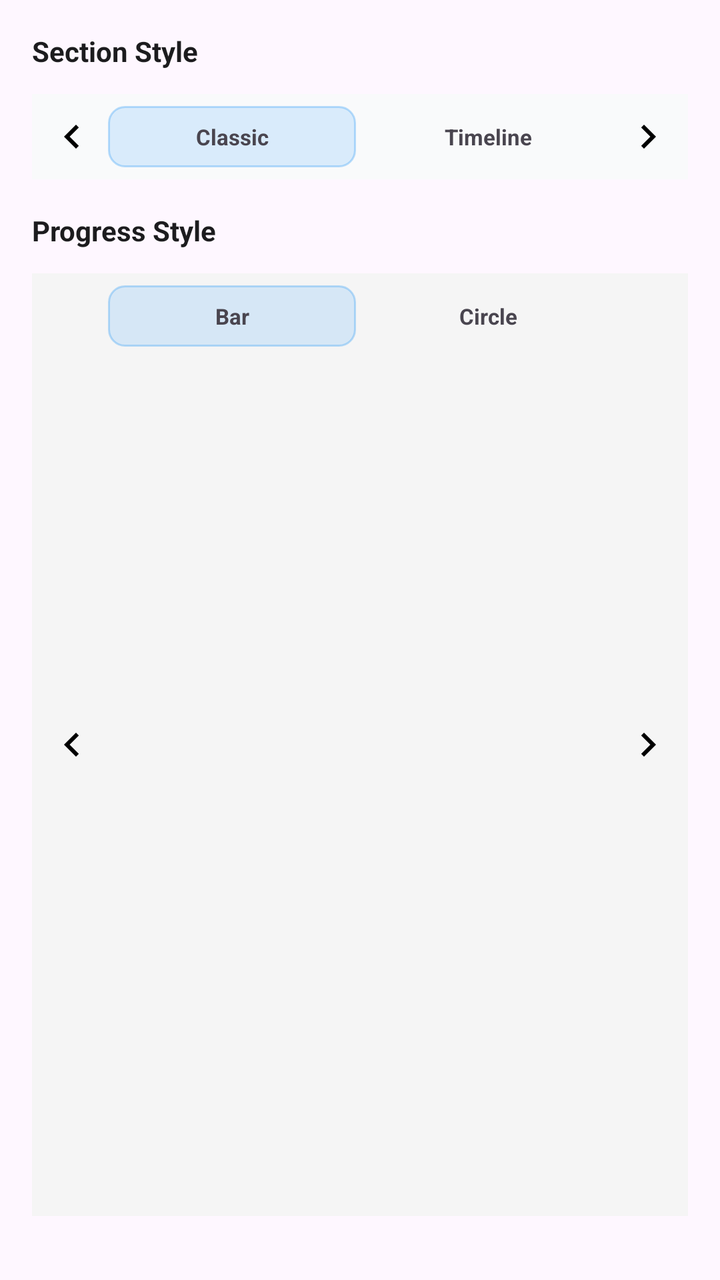
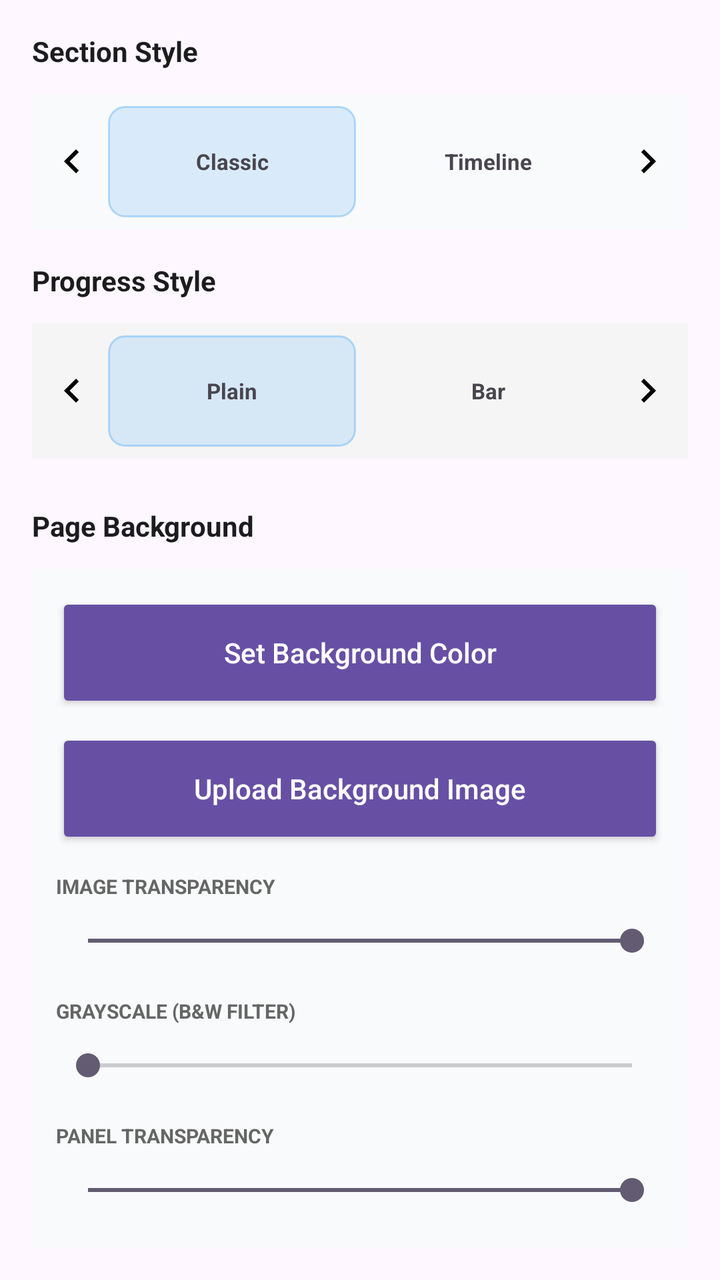

Screens rendered from an Android XML layout before and after an edit, with the pre-edit source and the edit as a unified diff.
<!-- AndroidManifest.xml: application theme Theme.MyApplication -->
<!-- res/layout/panel_page_customization.xml -->
<?xml version="1.0" encoding="utf-8"?>
<ScrollView xmlns:android="http://schemas.android.com/apk/res/android" android:layout_width="match_parent" android:layout_height="match_parent" android:background="@android:color/transparent" android:fillViewport="true">

    <LinearLayout android:layout_width="match_parent" android:layout_height="wrap_content" android:orientation="vertical" android:padding="16dp">


        
        <TextView android:layout_width="match_parent" android:layout_height="wrap_content" android:text="Section Style" android:textStyle="bold" android:textSize="14sp" android:textColor="@color/text_primary" android:layout_marginBottom="12dp"/>

        <LinearLayout android:layout_width="match_parent" android:layout_height="wrap_content" android:orientation="horizontal" android:gravity="center_vertical" android:background="@color/surface_card_nested" android:padding="4dp" android:layout_marginBottom="16dp">
            <ImageButton android:id="@+id/btn_section_prev" android:layout_width="32dp" android:layout_height="32dp" android:src="@drawable/ic_chevron_left" android:background="?attr/selectableItemBackgroundBorderless"/>

            <ViewFlipper android:id="@+id/flipper_section" android:layout_width="0dp" android:layout_height="wrap_content" android:layout_weight="1" android:inAnimation="@android:anim/slide_in_left" android:outAnimation="@android:anim/slide_out_right">
                <LinearLayout android:layout_width="match_parent" android:layout_height="wrap_content" android:orientation="horizontal">
                    <TextView android:id="@+id/txt_section_choice_0" android:layout_width="0dp" android:layout_height="wrap_content" android:layout_weight="1" android:text="Classic" android:textAlignment="center" android:padding="8dp" android:textSize="11sp" android:textStyle="bold" android:layout_margin="2dp" android:background="@drawable/shape_active_choice"/>
                    <TextView android:id="@+id/txt_section_choice_1" android:layout_width="0dp" android:layout_height="wrap_content" android:layout_weight="1" android:text="Timeline" android:textAlignment="center" android:padding="8dp" android:textSize="11sp" android:textStyle="bold" android:layout_margin="2dp"/>
                </LinearLayout>
                <LinearLayout android:layout_width="match_parent" android:layout_height="wrap_content" android:orientation="horizontal">
                    <TextView android:id="@+id/txt_section_choice_2" android:layout_width="0dp" android:layout_height="wrap_content" android:layout_weight="1" android:text="Glass" android:textAlignment="center" android:padding="8dp" android:textSize="11sp" android:textStyle="bold" android:layout_margin="2dp"/>
                    <TextView android:id="@+id/txt_section_choice_3" android:layout_width="0dp" android:layout_height="wrap_content" android:layout_weight="1" android:text="Bento" android:textAlignment="center" android:padding="8dp" android:textSize="11sp" android:textStyle="bold" android:layout_margin="2dp"/>
                </LinearLayout>
            </ViewFlipper>

            <ImageButton android:id="@+id/btn_section_next" android:layout_width="32dp" android:layout_height="32dp" android:src="@drawable/ic_chevron_right" android:background="?attr/selectableItemBackgroundBorderless"/>
        </LinearLayout>

        
        <TextView android:layout_width="match_parent" android:layout_height="wrap_content" android:text="Progress Style" android:textStyle="bold" android:textSize="14sp" android:textColor="@color/text_primary" android:layout_marginBottom="12dp"/>

        <LinearLayout android:layout_width="match_parent" android:layout_height="wrap_content" android:orientation="horizontal" android:gravity="center_vertical" android:background="#F5F5F5" android:padding="4dp" android:layout_marginBottom="16dp">
            <ImageButton android:id="@+id/btn_progress_prev" android:layout_width="32dp" android:layout_height="32dp" android:src="@drawable/ic_chevron_left" android:background="?attr/selectableItemBackgroundBorderless"/>

            <ViewFlipper android:id="@+id/flipper_progress" android:layout_width="0dp" android:layout_height="wrap_content" android:layout_weight="1" android:inAnimation="@android:anim/slide_in_left" android:outAnimation="@android:anim/slide_out_right">
                <LinearLayout android:layout_width="match_parent" android:layout_height="wrap_content" android:orientation="horizontal">
                    <TextView android:id="@+id/txt_progress_choice_0" android:layout_width="0dp" android:layout_height="wrap_content" android:layout_weight="1" android:text="Bar" android:textAlignment="center" android:padding="8dp" android:textSize="11sp" android:textStyle="bold" android:layout_margin="2dp" android:background="@drawable/shape_active_choice"/>
                    <TextView android:id="@+id/txt_progress_choice_1" android:layout_width="0dp" android:layout_height="wrap_content" android:layout_weight="1" android:text="Circle" android:textAlignment="center" android:padding="8dp" android:textSize="11sp" android:textStyle="bold" android:layout_margin="2dp"/>
                </LinearLayout>
                <LinearLayout android:layout_width="match_parent" android:layout_height="wrap_content" android:orientation="horizontal">
                    <TextView android:id="@+id/txt_progress_choice_2" android:layout_width="0dp" android:layout_height="wrap_content" android:layout_weight="1" android:text="Plain" android:textAlignment="center" android:padding="8dp" android:textSize="11sp" android:textStyle="bold" android:layout_margin="2dp"/>
                    <View android:layout_width="0dp" android:layout_height="wrap_content" android:layout_weight="1" />
                </LinearLayout>
            </ViewFlipper>

            <ImageButton android:id="@+id/btn_progress_next" android:layout_width="32dp" android:layout_height="32dp" android:src="@drawable/ic_chevron_right" android:background="?attr/selectableItemBackgroundBorderless"/>
        </LinearLayout>


        
        <TextView android:layout_width="match_parent" android:layout_height="wrap_content" android:text="Page Background" android:textStyle="bold" android:textSize="14sp" android:textColor="@color/text_primary" android:layout_marginTop="8dp" android:layout_marginBottom="12dp"/>

        <LinearLayout android:layout_width="match_parent" android:layout_height="wrap_content" android:orientation="vertical" android:background="@color/surface_card_nested" android:padding="12dp">

            <Button android:id="@+id/btn_bg_color" android:layout_width="match_parent" android:layout_height="wrap_content" android:text="Set Background Color" android:textAllCaps="false" android:layout_marginBottom="12dp" style="@style/Widget.AppCompat.Button.Colored"/>

            <Button android:id="@+id/btn_bg_image" android:layout_width="match_parent" android:layout_height="wrap_content" android:text="Upload Background Image" android:textAllCaps="false" android:layout_marginBottom="16dp" style="@style/Widget.AppCompat.Button.Colored"/>

            
            <TextView android:layout_width="match_parent" android:layout_height="wrap_content" android:text="IMAGE TRANSPARENCY" android:textSize="10sp" android:textStyle="bold" android:textColor="#666666" android:layout_marginBottom="4dp"/>
            <SeekBar android:id="@+id/seek_bg_opacity" android:layout_width="match_parent" android:layout_height="wrap_content" android:max="100" android:progress="100" android:layout_marginBottom="16dp"/>

            
            <TextView android:layout_width="match_parent" android:layout_height="wrap_content" android:text="GRAYSCALE (B&amp;W FILTER)" android:textSize="10sp" android:textStyle="bold" android:textColor="#666666" android:layout_marginBottom="4dp"/>
            <SeekBar android:id="@+id/seek_bg_grayscale" android:layout_width="match_parent" android:layout_height="wrap_content" android:max="100" android:progress="0" android:layout_marginBottom="16dp"/>

            
            <TextView android:layout_width="match_parent" android:layout_height="wrap_content" android:text="PANEL TRANSPARENCY" android:textSize="10sp" android:textStyle="bold" android:textColor="#666666" android:layout_marginBottom="4dp"/>
            <SeekBar android:id="@+id/seek_col_opacity" android:layout_width="match_parent" android:layout_height="wrap_content" android:max="100" android:progress="100"/>

        </LinearLayout>

    </LinearLayout>
</ScrollView>
<!-- resources referenced by this layout -->
<resources>
  <color name="surface_card_nested">#F9FAFB</color>
  <color name="text_primary">#1C1C1E</color>
  <!-- drawable ic_chevron_left (drawable) -->
  <vector xmlns:android="http://schemas.android.com/apk/res/android" android:width="24dp" android:height="24dp" android:viewportWidth="24" android:viewportHeight="24">
      <path android:fillColor="#FF000000" android:pathData="M15.41,7.41L14,6l-6,6 6,6 1.41,-1.41L10.83,12z" />
  </vector>
  <!-- drawable ic_chevron_right (drawable) -->
  <vector xmlns:android="http://schemas.android.com/apk/res/android" android:width="24dp" android:height="24dp" android:viewportWidth="24" android:viewportHeight="24">
      <path android:fillColor="#FF000000" android:pathData="M10,6L8.59,7.41 13.17,12l-4.58,4.59L10,18l6,-6z" />
  </vector>
  <!-- drawable shape_active_choice (drawable) -->
  <shape xmlns:android="http://schemas.android.com/apk/res/android">
      <solid android:color="#262196F3" />
      
      <stroke android:width="1dp" android:color="#4D2196F3" />
      
      <corners android:radius="8dp" />
  </shape>
  <style name="Theme.MyApplication" parent="Base.Theme.MyApplication" />
  <style name="Base.Theme.MyApplication" parent="Theme.Material3.DayNight.NoActionBar">
          
          
          <item name="materialButtonStyle">@style/WobblyMaterialButton</item>
          <item name="android:buttonStyle">@style/WobblyStandardButton</item>
          <item name="imageButtonStyle">@style/WobblyImageButton</item>
          <item name="android:imageButtonStyle">@style/WobblyImageButton</item>
          <item name="materialCardViewStyle">@style/WobblyCardView</item>
      </style>
  <style name="WobblyMaterialButton" parent="Widget.Material3.Button">
          <item name="android:stateListAnimator">@animator/wobbly_slime</item>
      </style>
  <style name="WobblyStandardButton" parent="Widget.AppCompat.Button">
          <item name="android:stateListAnimator">@animator/wobbly_slime</item>
      </style>
  <style name="WobblyImageButton" parent="Widget.AppCompat.ImageButton">
          <item name="android:stateListAnimator">@animator/wobbly_slime</item>
      </style>
  <style name="WobblyCardView" parent="Widget.Material3.CardView.Elevated">
          <item name="android:stateListAnimator">@animator/wobbly_slime</item>
      </style>
</resources>

<!-- the commit's change to res/layout/panel_page_customization.xml (unified diff, before → after) -->
@@ -7,17 +7,17 @@
         
         <TextView android:layout_width="match_parent" android:layout_height="wrap_content" android:text="Section Style" android:textStyle="bold" android:textSize="14sp" android:textColor="@color/text_primary" android:layout_marginBottom="12dp"/>
 
-        <LinearLayout android:layout_width="match_parent" android:layout_height="wrap_content" android:orientation="horizontal" android:gravity="center_vertical" android:background="@color/surface_card_nested" android:padding="4dp" android:layout_marginBottom="16dp">
+        <LinearLayout android:layout_width="match_parent" android:layout_height="0dp" android:layout_weight="0.12" android:minHeight="48dp" android:orientation="horizontal" android:gravity="center_vertical" android:background="@color/surface_card_nested" android:padding="4dp" android:layout_marginBottom="16dp">
             <ImageButton android:id="@+id/btn_section_prev" android:layout_width="32dp" android:layout_height="32dp" android:src="@drawable/ic_chevron_left" android:background="?attr/selectableItemBackgroundBorderless"/>
 
-            <ViewFlipper android:id="@+id/flipper_section" android:layout_width="0dp" android:layout_height="wrap_content" android:layout_weight="1" android:inAnimation="@android:anim/slide_in_left" android:outAnimation="@android:anim/slide_out_right">
-                <LinearLayout android:layout_width="match_parent" android:layout_height="wrap_content" android:orientation="horizontal">
-                    <TextView android:id="@+id/txt_section_choice_0" android:layout_width="0dp" android:layout_height="wrap_content" android:layout_weight="1" android:text="Classic" android:textAlignment="center" android:padding="8dp" android:textSize="11sp" android:textStyle="bold" android:layout_margin="2dp" android:background="@drawable/shape_active_choice"/>
-                    <TextView android:id="@+id/txt_section_choice_1" android:layout_width="0dp" android:layout_height="wrap_content" android:layout_weight="1" android:text="Timeline" android:textAlignment="center" android:padding="8dp" android:textSize="11sp" android:textStyle="bold" android:layout_margin="2dp"/>
+            <ViewFlipper android:id="@+id/flipper_section" android:layout_width="0dp" android:layout_height="match_parent" android:layout_weight="1" android:inAnimation="@android:anim/slide_in_left" android:outAnimation="@android:anim/slide_out_right">
+                <LinearLayout android:layout_width="match_parent" android:layout_height="match_parent" android:orientation="horizontal">
+                    <TextView android:id="@+id/txt_section_choice_0" android:layout_width="0dp" android:layout_height="match_parent" android:layout_weight="1" android:text="Classic" android:textAlignment="center" android:gravity="center" android:padding="4dp" android:textSize="11sp" android:textStyle="bold" android:layout_margin="2dp" android:background="@drawable/shape_active_choice"/>
+                    <TextView android:id="@+id/txt_section_choice_1" android:layout_width="0dp" android:layout_height="match_parent" android:layout_weight="1" android:text="Timeline" android:textAlignment="center" android:gravity="center" android:padding="4dp" android:textSize="11sp" android:textStyle="bold" android:layout_margin="2dp"/>
                 </LinearLayout>
-                <LinearLayout android:layout_width="match_parent" android:layout_height="wrap_content" android:orientation="horizontal">
-                    <TextView android:id="@+id/txt_section_choice_2" android:layout_width="0dp" android:layout_height="wrap_content" android:layout_weight="1" android:text="Glass" android:textAlignment="center" android:padding="8dp" android:textSize="11sp" android:textStyle="bold" android:layout_margin="2dp"/>
-                    <TextView android:id="@+id/txt_section_choice_3" android:layout_width="0dp" android:layout_height="wrap_content" android:layout_weight="1" android:text="Bento" android:textAlignment="center" android:padding="8dp" android:textSize="11sp" android:textStyle="bold" android:layout_margin="2dp"/>
+                <LinearLayout android:layout_width="match_parent" android:layout_height="match_parent" android:orientation="horizontal">
+                    <TextView android:id="@+id/txt_section_choice_2" android:layout_width="0dp" android:layout_height="match_parent" android:layout_weight="1" android:text="Glass" android:textAlignment="center" android:gravity="center" android:padding="4dp" android:textSize="11sp" android:textStyle="bold" android:layout_margin="2dp"/>
+                    <TextView android:id="@+id/txt_section_choice_3" android:layout_width="0dp" android:layout_height="match_parent" android:layout_weight="1" android:text="Bento" android:textAlignment="center" android:gravity="center" android:padding="4dp" android:textSize="11sp" android:textStyle="bold" android:layout_margin="2dp"/>
                 </LinearLayout>
             </ViewFlipper>
 
@@ -27,17 +27,17 @@
         
         <TextView android:layout_width="match_parent" android:layout_height="wrap_content" android:text="Progress Style" android:textStyle="bold" android:textSize="14sp" android:textColor="@color/text_primary" android:layout_marginBottom="12dp"/>
 
-        <LinearLayout android:layout_width="match_parent" android:layout_height="wrap_content" android:orientation="horizontal" android:gravity="center_vertical" android:background="#F5F5F5" android:padding="4dp" android:layout_marginBottom="16dp">
+        <LinearLayout android:layout_width="match_parent" android:layout_height="0dp" android:layout_weight="0.12" android:minHeight="48dp" android:orientation="horizontal" android:gravity="center_vertical" android:background="#F5F5F5" android:padding="4dp" android:layout_marginBottom="16dp">
             <ImageButton android:id="@+id/btn_progress_prev" android:layout_width="32dp" android:layout_height="32dp" android:src="@drawable/ic_chevron_left" android:background="?attr/selectableItemBackgroundBorderless"/>
 
-            <ViewFlipper android:id="@+id/flipper_progress" android:layout_width="0dp" android:layout_height="wrap_content" android:layout_weight="1" android:inAnimation="@android:anim/slide_in_left" android:outAnimation="@android:anim/slide_out_right">
-                <LinearLayout android:layout_width="match_parent" android:layout_height="wrap_content" android:orientation="horizontal">
-                    <TextView android:id="@+id/txt_progress_choice_0" android:layout_width="0dp" android:layout_height="wrap_content" android:layout_weight="1" android:text="Bar" android:textAlignment="center" android:padding="8dp" android:textSize="11sp" android:textStyle="bold" android:layout_margin="2dp" android:background="@drawable/shape_active_choice"/>
-                    <TextView android:id="@+id/txt_progress_choice_1" android:layout_width="0dp" android:layout_height="wrap_content" android:layout_weight="1" android:text="Circle" android:textAlignment="center" android:padding="8dp" android:textSize="11sp" android:textStyle="bold" android:layout_margin="2dp"/>
+            <ViewFlipper android:id="@+id/flipper_progress" android:layout_width="0dp" android:layout_height="match_parent" android:layout_weight="1" android:inAnimation="@android:anim/slide_in_left" android:outAnimation="@android:anim/slide_out_right">
+                <LinearLayout android:layout_width="match_parent" android:layout_height="match_parent" android:orientation="horizontal">
+                    <TextView android:id="@+id/txt_progress_choice_0" android:layout_width="0dp" android:layout_height="match_parent" android:layout_weight="1" android:text="Plain" android:textAlignment="center" android:gravity="center" android:padding="4dp" android:textSize="11sp" android:textStyle="bold" android:layout_margin="2dp" android:background="@drawable/shape_active_choice"/>
+                    <TextView android:id="@+id/txt_progress_choice_1" android:layout_width="0dp" android:layout_height="match_parent" android:layout_weight="1" android:text="Bar" android:textAlignment="center" android:gravity="center" android:padding="4dp" android:textSize="11sp" android:textStyle="bold" android:layout_margin="2dp"/>
                 </LinearLayout>
-                <LinearLayout android:layout_width="match_parent" android:layout_height="wrap_content" android:orientation="horizontal">
-                    <TextView android:id="@+id/txt_progress_choice_2" android:layout_width="0dp" android:layout_height="wrap_content" android:layout_weight="1" android:text="Plain" android:textAlignment="center" android:padding="8dp" android:textSize="11sp" android:textStyle="bold" android:layout_margin="2dp"/>
-                    <View android:layout_width="0dp" android:layout_height="wrap_content" android:layout_weight="1" />
+                <LinearLayout android:layout_width="match_parent" android:layout_height="match_parent" android:orientation="horizontal">
+                    <TextView android:id="@+id/txt_progress_choice_2" android:layout_width="0dp" android:layout_height="match_parent" android:layout_weight="1" android:text="Circle" android:textAlignment="center" android:gravity="center" android:padding="4dp" android:textSize="11sp" android:textStyle="bold" android:layout_margin="2dp"/>
+                    <View android:layout_width="0dp" android:layout_height="match_parent" android:layout_weight="1" />
                 </LinearLayout>
             </ViewFlipper>
 
@@ -48,23 +48,23 @@
         
         <TextView android:layout_width="match_parent" android:layout_height="wrap_content" android:text="Page Background" android:textStyle="bold" android:textSize="14sp" android:textColor="@color/text_primary" android:layout_marginTop="8dp" android:layout_marginBottom="12dp"/>
 
-        <LinearLayout android:layout_width="match_parent" android:layout_height="wrap_content" android:orientation="vertical" android:background="@color/surface_card_nested" android:padding="12dp">
+        <LinearLayout android:layout_width="match_parent" android:layout_height="0dp" android:layout_weight="0.6" android:minHeight="200dp" android:orientation="vertical" android:background="@color/surface_card_nested" android:padding="12dp">
 
-            <Button android:id="@+id/btn_bg_color" android:layout_width="match_parent" android:layout_height="wrap_content" android:text="Set Background Color" android:textAllCaps="false" android:layout_marginBottom="12dp" style="@style/Widget.AppCompat.Button.Colored"/>
+            <Button android:id="@+id/btn_bg_color" android:layout_width="match_parent" android:layout_height="0dp" android:layout_weight="0.22" android:minHeight="48dp" android:text="Set Background Color" android:textAllCaps="false" android:layout_marginBottom="8dp" style="@style/Widget.AppCompat.Button.Colored"/>
 
-            <Button android:id="@+id/btn_bg_image" android:layout_width="match_parent" android:layout_height="wrap_content" android:text="Upload Background Image" android:textAllCaps="false" android:layout_marginBottom="16dp" style="@style/Widget.AppCompat.Button.Colored"/>
+            <Button android:id="@+id/btn_bg_image" android:layout_width="match_parent" android:layout_height="0dp" android:layout_weight="0.22" android:minHeight="48dp" android:text="Upload Background Image" android:textAllCaps="false" android:layout_marginBottom="12dp" style="@style/Widget.AppCompat.Button.Colored"/>
 
             
             <TextView android:layout_width="match_parent" android:layout_height="wrap_content" android:text="IMAGE TRANSPARENCY" android:textSize="10sp" android:textStyle="bold" android:textColor="#666666" android:layout_marginBottom="4dp"/>
-            <SeekBar android:id="@+id/seek_bg_opacity" android:layout_width="match_parent" android:layout_height="wrap_content" android:max="100" android:progress="100" android:layout_marginBottom="16dp"/>
+            <SeekBar android:id="@+id/seek_bg_opacity" android:layout_width="match_parent" android:layout_height="0dp" android:layout_weight="0.12" android:minHeight="24dp" android:max="100" android:progress="100" android:layout_marginBottom="12dp"/>
 
             
             <TextView android:layout_width="match_parent" android:layout_height="wrap_content" android:text="GRAYSCALE (B&amp;W FILTER)" android:textSize="10sp" android:textStyle="bold" android:textColor="#666666" android:layout_marginBottom="4dp"/>
-            <SeekBar android:id="@+id/seek_bg_grayscale" android:layout_width="match_parent" android:layout_height="wrap_content" android:max="100" android:progress="0" android:layout_marginBottom="16dp"/>
+            <SeekBar android:id="@+id/seek_bg_grayscale" android:layout_width="match_parent" android:layout_height="0dp" android:layout_weight="0.12" android:minHeight="24dp" android:max="100" android:progress="0" android:layout_marginBottom="12dp"/>
 
             
             <TextView android:layout_width="match_parent" android:layout_height="wrap_content" android:text="PANEL TRANSPARENCY" android:textSize="10sp" android:textStyle="bold" android:textColor="#666666" android:layout_marginBottom="4dp"/>
-            <SeekBar android:id="@+id/seek_col_opacity" android:layout_width="match_parent" android:layout_height="wrap_content" android:max="100" android:progress="100"/>
+            <SeekBar android:id="@+id/seek_col_opacity" android:layout_width="match_parent" android:layout_height="0dp" android:layout_weight="0.12" android:minHeight="24dp" android:max="100" android:progress="100"/>
 
         </LinearLayout>
 
